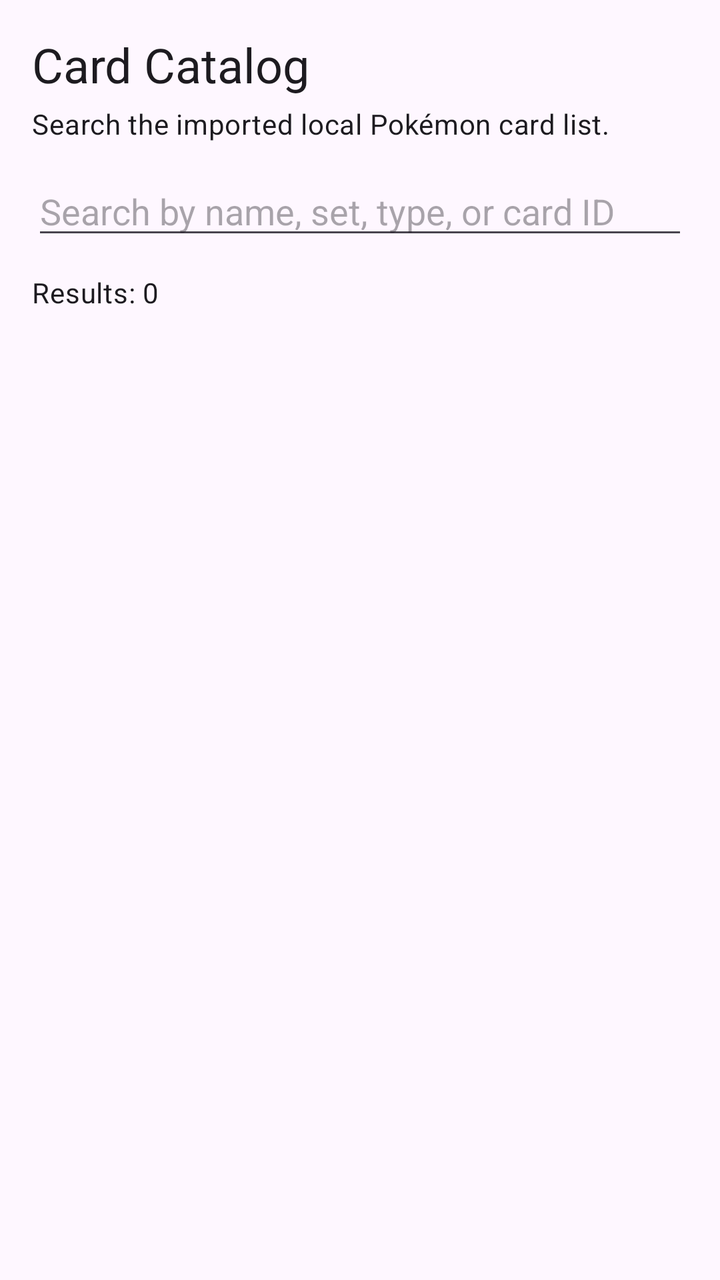
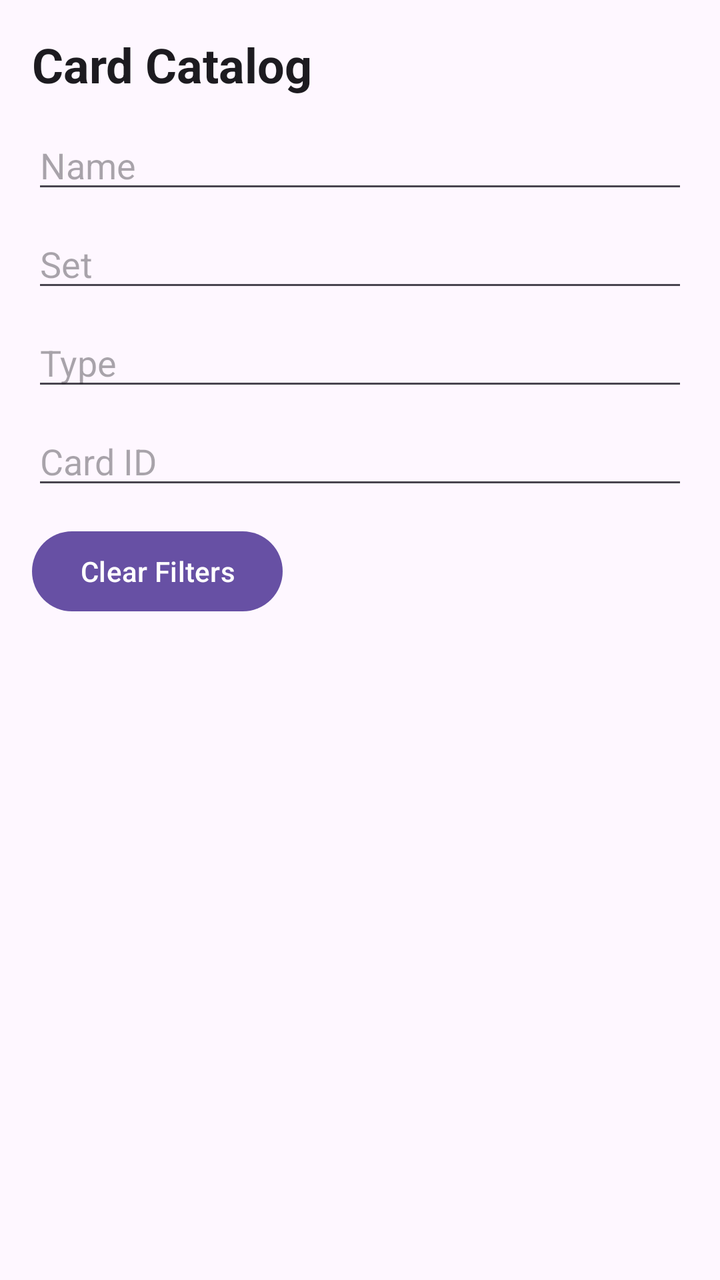

Two renders of the same Android screen: before a commit and after it. Below are the layout's source before the change and the commit's diff.
<!-- AndroidManifest.xml: application theme Theme.PokeBinder -->
<!-- res/layout/fragment_card_search.xml -->
<?xml version="1.0" encoding="utf-8"?>
<LinearLayout xmlns:android="http://schemas.android.com/apk/res/android"
    xmlns:app="http://schemas.android.com/apk/res-auto"
    xmlns:tools="http://schemas.android.com/tools"
    android:layout_width="match_parent"
    android:layout_height="match_parent"
    android:orientation="vertical"
    android:padding="16dp">

    <TextView
        android:id="@+id/cardSearchTitleTextView"
        android:layout_width="match_parent"
        android:layout_height="wrap_content"
        android:text="@string/card_search_title"
        android:textAppearance="?attr/textAppearanceHeadlineSmall" />

    <TextView
        android:id="@+id/cardSearchSubtitleTextView"
        android:layout_width="match_parent"
        android:layout_height="wrap_content"
        android:layout_marginTop="4dp"
        android:layout_marginBottom="12dp"
        android:text="@string/card_search_subtitle"
        android:textAppearance="?attr/textAppearanceBodyMedium" />

    <EditText
        android:id="@+id/searchEditText"
        android:layout_width="match_parent"
        android:layout_height="wrap_content"
        android:hint="@string/card_search_hint"
        android:imeOptions="actionSearch"
        android:inputType="text" />

    <TextView
        android:id="@+id/resultCountTextView"
        android:layout_width="match_parent"
        android:layout_height="wrap_content"
        android:layout_marginTop="12dp"
        android:layout_marginBottom="8dp"
        android:text="@string/card_search_results_default"
        android:textAppearance="?attr/textAppearanceBodyMedium" />

    <FrameLayout
        android:layout_width="match_parent"
        android:layout_height="0dp"
        android:layout_weight="1">

        <androidx.recyclerview.widget.RecyclerView
            android:id="@+id/cardResultsRecyclerView"
            android:layout_width="match_parent"
            android:layout_height="match_parent"
            android:clipToPadding="false"
            android:paddingBottom="8dp"
            app:layoutManager="androidx.recyclerview.widget.LinearLayoutManager"
            tools:itemCount="4"
            tools:listitem="@layout/item_card_search_result" />

        <LinearLayout
            android:id="@+id/loadingView"
            android:layout_width="match_parent"
            android:layout_height="match_parent"
            android:gravity="center"
            android:orientation="vertical"
            android:visibility="gone">

            <ProgressBar
                android:id="@+id/loadingProgressBar"
                android:layout_width="wrap_content"
                android:layout_height="wrap_content" />

            <TextView
                android:id="@+id/loadingTextView"
                android:layout_width="wrap_content"
                android:layout_height="wrap_content"
                android:layout_marginTop="12dp"
                android:text="@string/card_search_loading"
                android:textAppearance="?attr/textAppearanceBodyMedium" />
        </LinearLayout>

        <LinearLayout
            android:id="@+id/emptyStateView"
            android:layout_width="match_parent"
            android:layout_height="match_parent"
            android:gravity="center"
            android:orientation="vertical"
            android:padding="24dp"
            android:visibility="gone">

            <TextView
                android:id="@+id/emptyTitleTextView"
                android:layout_width="wrap_content"
                android:layout_height="wrap_content"
                android:text="@string/card_search_empty_title"
                android:textAppearance="?attr/textAppearanceTitleMedium" />

            <TextView
                android:id="@+id/emptyMessageTextView"
                android:layout_width="wrap_content"
                android:layout_height="wrap_content"
                android:layout_marginTop="8dp"
                android:gravity="center"
                android:text="@string/card_search_empty_message"
                android:textAppearance="?attr/textAppearanceBodyMedium" />
        </LinearLayout>

    </FrameLayout>

</LinearLayout>
<!-- res/layout/item_card_search_result.xml (included above) -->
<?xml version="1.0" encoding="utf-8"?>
<LinearLayout xmlns:android="http://schemas.android.com/apk/res/android"
    android:layout_width="match_parent"
    android:layout_height="wrap_content"
    android:layout_marginBottom="8dp"
    android:gravity="center_vertical"
    android:minHeight="120dp"
    android:orientation="horizontal"
    android:padding="12dp">

    <ImageView
        android:id="@+id/cardImageView"
        android:layout_width="88dp"
        android:layout_height="120dp"
        android:contentDescription="@string/pokemon_card_image"
        android:scaleType="fitCenter"
        android:src="@android:drawable/ic_menu_report_image" />

    <LinearLayout
        android:layout_width="0dp"
        android:layout_height="wrap_content"
        android:layout_marginStart="12dp"
        android:layout_weight="1"
        android:orientation="vertical">

        <TextView
            android:id="@+id/cardNameTextView"
            android:layout_width="match_parent"
            android:layout_height="wrap_content"
            android:ellipsize="end"
            android:maxLines="2"
            android:textAppearance="?attr/textAppearanceTitleMedium"
            android:textStyle="bold" />

        <TextView
            android:id="@+id/setNameTextView"
            android:layout_width="match_parent"
            android:layout_height="wrap_content"
            android:layout_marginTop="6dp"
            android:ellipsize="end"
            android:maxLines="2"
            android:textAppearance="?attr/textAppearanceBodyMedium" />

        <TextView
            android:id="@+id/typesTextView"
            android:layout_width="match_parent"
            android:layout_height="wrap_content"
            android:layout_marginTop="4dp"
            android:ellipsize="end"
            android:maxLines="2"
            android:textAppearance="?attr/textAppearanceBodySmall" />

        <Button
            android:id="@+id/saveButton"
            android:layout_width="wrap_content"
            android:layout_height="wrap_content"
            android:layout_marginTop="12dp"
            android:text="@string/save_to_collection" />

    </LinearLayout>

</LinearLayout>
<!-- resources referenced by this layout -->
<resources>
  <string name="card_search_empty_message">Try a different search term.</string>
  <string name="card_search_empty_title">No cards found</string>
  <string name="card_search_hint">Search by name, set, type, or card ID</string>
  <string name="card_search_loading">Loading cards...</string>
  <string name="card_search_results_default">Results: 0</string>
  <string name="card_search_subtitle">Search the imported local Pokémon card list.</string>
  <string name="card_search_title">Card Catalog</string>
  <string name="pokemon_card_image">Pokémon card image</string>
  <string name="save_to_collection">Save</string>
  <style name="Theme.PokeBinder" parent="Base.Theme.PokeBinder" />
  <style name="Base.Theme.PokeBinder" parent="Theme.Material3.DayNight.NoActionBar">
          
          
      </style>
</resources>

<!-- the commit's change to res/layout/fragment_card_search.xml (unified diff, before → after) -->
@@ -1,171 +1,121 @@
 <?xml version="1.0" encoding="utf-8"?>
-<LinearLayout xmlns:android="http://schemas.android.com/apk/res/android"
-    xmlns:app="http://schemas.android.com/apk/res-auto"
-    xmlns:tools="http://schemas.android.com/tools"
+<FrameLayout xmlns:android="http://schemas.android.com/apk/res/android"
     android:layout_width="match_parent"
-    android:layout_height="match_parent"
-    android:orientation="vertical"
-    android:padding="16dp">
+    android:layout_height="match_parent">
 
-    <TextView
-        android:id="@+id/cardSearchTitleTextView"
+    <LinearLayout
         android:layout_width="match_parent"
-        android:layout_height="wrap_content"
-        android:text="@string/card_search_title"
-        android:textAppearance="?attr/textAppearanceHeadlineSmall" />
+        android:layout_height="match_parent"
+        android:orientation="vertical"
+        android:padding="16dp">
 
-    <TextView
-        android:id="@+id/cardSearchSubtitleTextView"
-        android:layout_width="match_parent"
-        android:layout_height="wrap_content"
-        android:layout_marginTop="4dp"
-        android:layout_marginBottom="12dp"
-        android:text="@string/card_search_subtitle"
-        android:textAppearance="?attr/textAppearanceBodyMedium" />
+        <TextView
+            android:layout_width="match_parent"
+            android:layout_height="wrap_content"
+            android:text="Card Catalog"
+            android:textAppearance="?attr/textAppearanceHeadlineSmall"
+            android:textStyle="bold" />
 
-    <EditText
-        android:id="@+id/searchEditText"
-        android:layout_width="match_parent"
-        android:layout_height="wrap_content"
-        android:hint="@string/card_search_hint"
-        android:imeOptions="actionSearch"
-        android:inputType="text" />
+        <AutoCompleteTextView
+            android:id="@+id/nameSearchEditText"
+            android:layout_width="match_parent"
+            android:layout_height="wrap_content"
+            android:layout_marginTop="12dp"
+            android:completionThreshold="1"
+            android:hint="Name"
+            android:inputType="text" />
 
-    <TextView
-        android:id="@+id/resultCountTextView"
-        android:layout_width="match_parent"
-        android:layout_height="wrap_content"
-        android:layout_marginTop="12dp"
-        android:layout_marginBottom="8dp"
-        android:text="@string/card_search_results_default"
-        android:textAppearance="?attr/textAppearanceBodyMedium" />
+        <AutoCompleteTextView
+            android:id="@+id/setSearchEditText"
+            android:layout_width="match_parent"
+            android:layout_height="wrap_content"
+            android:layout_marginTop="8dp"
+            android:completionThreshold="1"
+            android:hint="Set"
+            android:inputType="text" />
 
-    <FrameLayout
-        android:layout_width="match_parent"
-        android:layout_height="0dp"
-        android:layout_weight="1">
+        <AutoCompleteTextView
+            android:id="@+id/typeSearchEditText"
+            android:layout_width="match_parent"
+            android:layout_height="wrap_content"
+            android:layout_marginTop="8dp"
+            android:completionThreshold="1"
+            android:hint="Type"
+            android:inputType="text" />
+
+        <EditText
+            android:id="@+id/cardIdSearchEditText"
+            android:layout_width="match_parent"
+            android:layout_height="wrap_content"
+            android:layout_marginTop="8dp"
+            android:hint="Card ID"
+            android:inputType="text" />
+
+        <Button
+            android:id="@+id/clearFiltersButton"
+            android:layout_width="wrap_content"
+            android:layout_height="wrap_content"
+            android:layout_marginTop="12dp"
+            android:text="Clear Filters" />
+
+        <TextView
+            android:id="@+id/resultCountTextView"
+            android:layout_width="match_parent"
+            android:layout_height="wrap_content"
+            android:layout_marginTop="12dp"
+            android:textAppearance="?attr/textAppearanceBodyMedium" />
 
         <androidx.recyclerview.widget.RecyclerView
             android:id="@+id/cardResultsRecyclerView"
             android:layout_width="match_parent"
-            android:layout_height="match_parent"
-            android:clipToPadding="false"
-            android:paddingBottom="8dp"
-            app:layoutManager="androidx.recyclerview.widget.LinearLayoutManager"
-            tools:itemCount="4"
-            tools:listitem="@layout/item_card_search_result" />
-
-        <LinearLayout
-            android:id="@+id/loadingView"
-            android:layout_width="match_parent"
-            android:layout_height="match_parent"
-            android:gravity="center"
-            android:orientation="vertical"
-            android:visibility="gone">
-
-            <ProgressBar
-                android:id="@+id/loadingProgressBar"
-                android:layout_width="wrap_content"
-                android:layout_height="wrap_content" />
-
-            <TextView
-                android:id="@+id/loadingTextView"
-                android:layout_width="wrap_content"
-                android:layout_height="wrap_content"
-                android:layout_marginTop="12dp"
-                android:text="@string/card_search_loading"
-                android:textAppearance="?attr/textAppearanceBodyMedium" />
-        </LinearLayout>
-
-        <LinearLayout
-            android:id="@+id/emptyStateView"
-            android:layout_width="match_parent"
-            android:layout_height="match_parent"
-            android:gravity="center"
-            android:orientation="vertical"
-            android:padding="24dp"
-            android:visibility="gone">
-
-            <TextView
-                android:id="@+id/emptyTitleTextView"
-                android:layout_width="wrap_content"
-                android:layout_height="wrap_content"
-                android:text="@string/card_search_empty_title"
-                android:textAppearance="?attr/textAppearanceTitleMedium" />
-
-            <TextView
-                android:id="@+id/emptyMessageTextView"
-                android:layout_width="wrap_content"
-                android:layout_height="wrap_content"
-                android:layout_marginTop="8dp"
-                android:gravity="center"
-                android:text="@string/card_search_empty_message"
-                android:textAppearance="?attr/textAppearanceBodyMedium" />
-        </LinearLayout>
-
-    </FrameLayout>
-
-</LinearLayout>
-<!-- res/layout/item_card_search_result.xml (included above) -->
-<?xml version="1.0" encoding="utf-8"?>
-<LinearLayout xmlns:android="http://schemas.android.com/apk/res/android"
-    android:layout_width="match_parent"
-    android:layout_height="wrap_content"
-    android:layout_marginBottom="8dp"
-    android:gravity="center_vertical"
-    android:minHeight="120dp"
-    android:orientation="horizontal"
-    android:padding="12dp">
-
-    <ImageView
-        android:id="@+id/cardImageView"
-        android:layout_width="88dp"
-        android:layout_height="120dp"
-        android:contentDescription="@string/pokemon_card_image"
-        android:scaleType="fitCenter"
-        android:src="@android:drawable/ic_menu_report_image" />
+            android:layout_height="0dp"
+            android:layout_marginTop="8dp"
+            android:layout_weight="1" />
+    </LinearLayout>
 
     <LinearLayout
-        android:layout_width="0dp"
-        android:layout_height="wrap_content"
-        android:layout_marginStart="12dp"
-        android:layout_weight="1"
-        android:orientation="vertical">
+        android:id="@+id/loadingView"
+        android:layout_width="match_parent"
+        android:layout_height="match_parent"
+        android:gravity="center"
+        android:orientation="vertical"
+        android:padding="24dp"
+        android:visibility="gone">
+
+        <ProgressBar
+            android:layout_width="wrap_content"
+            android:layout_height="wrap_content" />
 
         <TextView
-            android:id="@+id/cardNameTextView"
-            android:layout_width="match_parent"
+            android:layout_width="wrap_content"
             android:layout_height="wrap_content"
-            android:ellipsize="end"
-            android:maxLines="2"
-            android:textAppearance="?attr/textAppearanceTitleMedium"
+            android:layout_marginTop="12dp"
+            android:text="Loading cards..." />
+    </LinearLayout>
+
+    <LinearLayout
+        android:id="@+id/emptyStateView"
+        android:layout_width="match_parent"
+        android:layout_height="match_parent"
+        android:gravity="center"
+        android:orientation="vertical"
+        android:padding="24dp"
+        android:visibility="gone">
+
+        <TextView
+            android:id="@+id/emptyTitleTextView"
+            android:layout_width="wrap_content"
+            android:layout_height="wrap_content"
+            android:textAppearance="?attr/textAppearanceHeadlineSmall"
             android:textStyle="bold" />
 
         <TextView
-            android:id="@+id/setNameTextView"
-            android:layout_width="match_parent"
-            android:layout_height="wrap_content"
-            android:layout_marginTop="6dp"
-            android:ellipsize="end"
-            android:maxLines="2"
-            android:textAppearance="?attr/textAppearanceBodyMedium" />
-
-        <TextView
-            android:id="@+id/typesTextView"
-            android:layout_width="match_parent"
-            android:layout_height="wrap_content"
-            android:layout_marginTop="4dp"
-            android:ellipsize="end"
-            android:maxLines="2"
-            android:textAppearance="?attr/textAppearanceBodySmall" />
-
-        <Button
-            android:id="@+id/saveButton"
+            android:id="@+id/emptyMessageTextView"
             android:layout_width="wrap_content"
             android:layout_height="wrap_content"
-            android:layout_marginTop="12dp"
-            android:text="@string/save_to_collection" />
-
+            android:layout_marginTop="8dp"
+            android:gravity="center"
+            android:textAppearance="?attr/textAppearanceBodyMedium" />
     </LinearLayout>
 
-</LinearLayout>
+</FrameLayout>
<!-- resource entries referenced after the edit -->
@@ -1,14 +1,5 @@
 <!-- resources referenced by this layout -->
 <resources>
-  <string name="card_search_empty_message">Try a different search term.</string>
-  <string name="card_search_empty_title">No cards found</string>
-  <string name="card_search_hint">Search by name, set, type, or card ID</string>
-  <string name="card_search_loading">Loading cards...</string>
-  <string name="card_search_results_default">Results: 0</string>
-  <string name="card_search_subtitle">Search the imported local Pokémon card list.</string>
-  <string name="card_search_title">Card Catalog</string>
-  <string name="pokemon_card_image">Pokémon card image</string>
-  <string name="save_to_collection">Save</string>
   <style name="Theme.PokeBinder" parent="Base.Theme.PokeBinder" />
   <style name="Base.Theme.PokeBinder" parent="Theme.Material3.DayNight.NoActionBar">
           
